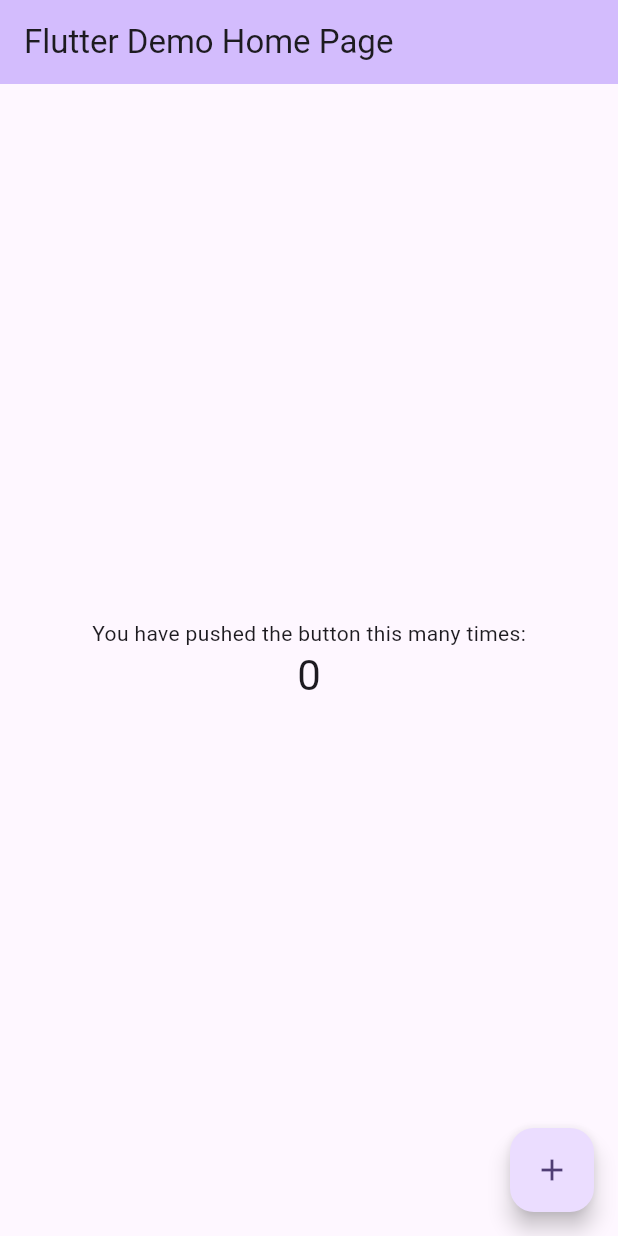
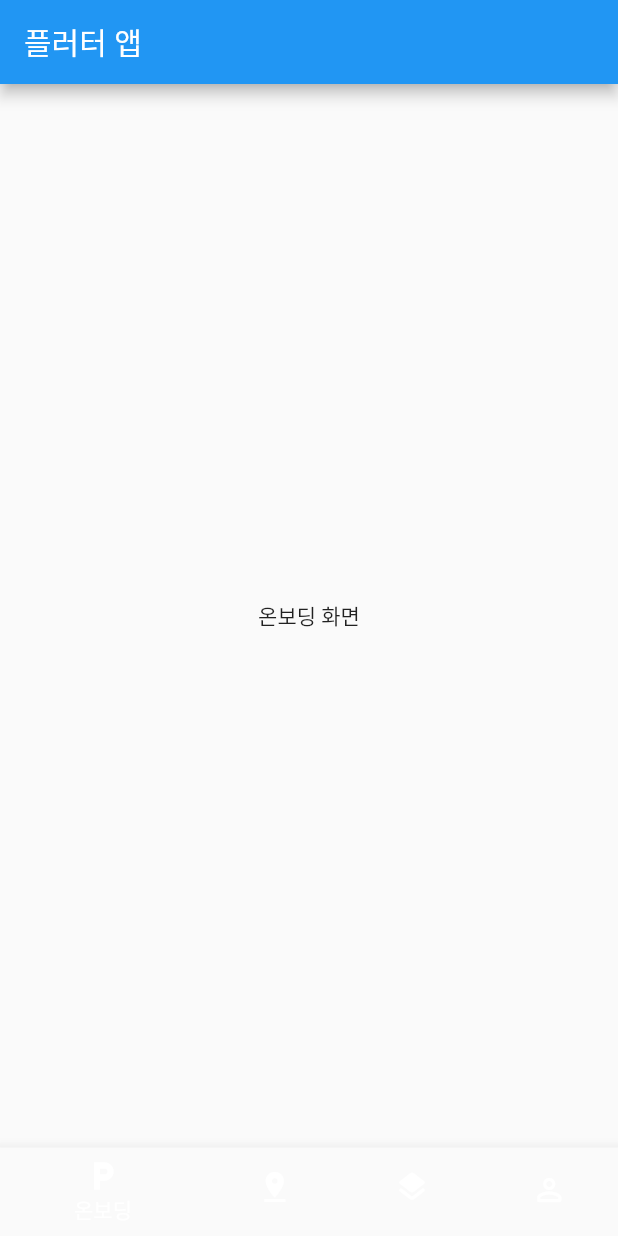
Before and after one commit to P-map/P-map_frontend, a Flutter app: the screen it shows after launch, on a phone screen of 412 x 824 dp. Run offline on Flutter 3.47's test engine with Material 2 defaults, Android fonts, the phone set to English and light mode, and no system bars.

Commit message:
feat: create navigationbar but error

```diff
--- a/pmap/lib/main.dart
+++ b/pmap/lib/main.dart
@@ -1,125 +1,64 @@
+  // ignore_for_file: library_private_types_in_public_api
+
   import 'package:flutter/material.dart';
+  import 'views/onboarding/onboarding.dart';
+  import 'views/home/home.dart';
+  import 'views/mypage/mypage.dart';
+  import 'views/recommendation/recommendation.dart';
 
-void main() {
-  runApp(const MyApp());
-}
+  void main() => runApp(const MyApp());
 
   class MyApp extends StatelessWidget {
     const MyApp({super.key});
 
-  // This widget is the root of your application.
     @override
     Widget build(BuildContext context) {
-    return MaterialApp(
-      title: 'Flutter Demo',
-      theme: ThemeData(
-        // This is the theme of your application.
-        //
-        // TRY THIS: Try running your application with "flutter run". You'll see
-        // the application has a blue toolbar. Then, without quitting the app,
-        // try changing the seedColor in the colorScheme below to Colors.green
-        // and then invoke "hot reload" (save your changes or press the "hot
-        // reload" button in a Flutter-supported IDE, or press "r" if you used
-        // the command line to start the app).
-        //
-        // Notice that the counter didn't reset back to zero; the application
-        // state is not lost during the reload. To reset the state, use hot
-        // restart instead.
-        //
-        // This works for code too, not just values: Most code changes can be
-        // tested with just a hot reload.
-        colorScheme: ColorScheme.fromSeed(seedColor: Colors.deepPurple),
-        useMaterial3: true,
-      ),
-      home: const MyHomePage(title: 'Flutter Demo Home Page'),
+      return const MaterialApp(
+        home: HomeScreen(),
       );
     }
   }
 
-class MyHomePage extends StatefulWidget {
-  const MyHomePage({super.key, required this.title});
-
-  // This widget is the home page of your application. It is stateful, meaning
-  // that it has a State object (defined below) that contains fields that affect
-  // how it looks.
-
-  // This class is the configuration for the state. It holds the values (in this
-  // case the title) provided by the parent (in this case the App widget) and
-  // used by the build method of the State. Fields in a Widget subclass are
-  // always marked "final".
-
-  final String title;
+  class HomeScreen extends StatefulWidget {
+    const HomeScreen({super.key});
 
     @override
-  State<MyHomePage> createState() => _MyHomePageState();
+    _HomeScreenState createState() => _HomeScreenState();
   }
 
-class _MyHomePageState extends State<MyHomePage> {
-  int _counter = 0;
+  class _HomeScreenState extends State<HomeScreen> {
+    int _currentIndex = 0;
 
-  void _incrementCounter() {
-    setState(() {
-      // This call to setState tells the Flutter framework that something has
-      // changed in this State, which causes it to rerun the build method below
-      // so that the display can reflect the updated values. If we changed
-      // _counter without calling setState(), then the build method would not be
-      // called again, and so nothing would appear to happen.
-      _counter++;
-    });
-  }
+    final List<Widget> _children = [
+      const Screen0(),
+      const Screen1(),
+      const Screen2(),
+      const Screen3(),
+
+      // 추가하고 싶은 화면들
+    ];
 
     @override
     Widget build(BuildContext context) {
-    // This method is rerun every time setState is called, for instance as done
-    // by the _incrementCounter method above.
-    //
-    // The Flutter framework has been optimized to make rerunning build methods
-    // fast, so that you can just rebuild anything that needs updating rather
-    // than having to individually change instances of widgets.
       return Scaffold(
-      appBar: AppBar(
-        // TRY THIS: Try changing the color here to a specific color (to
-        // Colors.amber, perhaps?) and trigger a hot reload to see the AppBar
-        // change color while the other colors stay the same.
-        backgroundColor: Theme.of(context).colorScheme.inversePrimary,
-        // Here we take the value from the MyHomePage object that was created by
-        // the App.build method, and use it to set our appbar title.
-        title: Text(widget.title),
-      ),
-      body: Center(
-        // Center is a layout widget. It takes a single child and positions it
-        // in the middle of the parent.
-        child: Column(
-          // Column is also a layout widget. It takes a list of children and
-          // arranges them vertically. By default, it sizes itself to fit its
-          // children horizontally, and tries to be as tall as its parent.
-          //
-          // Column has various properties to control how it sizes itself and
-          // how it positions its children. Here we use mainAxisAlignment to
-          // center the children vertically; the main axis here is the vertical
-          // axis because Columns are vertical (the cross axis would be
-          // horizontal).
-          //
-          // TRY THIS: Invoke "debug painting" (choose the "Toggle Debug Paint"
-          // action in the IDE, or press "p" in the console), to see the
-          // wireframe for each widget.
-          mainAxisAlignment: MainAxisAlignment.center,
-          children: <Widget>[
-            const Text(
-              'You have pushed the button this many times:',
-            ),
-            Text(
-              '$_counter',
-              style: Theme.of(context).textTheme.headlineMedium,
-            ),
+        appBar: AppBar(title: const Text("플러터 앱")),
+        body: _children[_currentIndex],
+        bottomNavigationBar: BottomNavigationBar(
+          currentIndex: _currentIndex,
+          onTap: (index) {
+            setState(() {
+              _currentIndex = index;
+            });
+          },
+          items: const [
+            BottomNavigationBarItem(icon: Icon(Icons.local_parking), label: "온보딩"),
+            BottomNavigationBarItem(icon: Icon(Icons.pin_drop), label: "주변"),
+            BottomNavigationBarItem(icon: Icon(Icons.layers_rounded), label: "추천"),
+            BottomNavigationBarItem(icon: Icon(Icons.person_outline_rounded), label: "MY"),
+
+            // 추가하고 싶은 아이템들
           ],
         ),
-      ),
-      floatingActionButton: FloatingActionButton(
-        onPressed: _incrementCounter,
-        tooltip: 'Increment',
-        child: const Icon(Icons.add),
-      ), // This trailing comma makes auto-formatting nicer for build methods.
       );
     }
   }
--- /dev/null
+++ b/pmap/lib/views/onboarding/onboarding.dart
@@ -0,0 +1,11 @@
+import 'package:flutter/material.dart';
+
+class Screen0 extends StatelessWidget {
+  const Screen0({Key? key}) : super(key: key);
+
+  @override
+  Widget build(BuildContext context) {
+    return const Center(child: Text("온보딩 화면"));
+  }
+}
+// 수정해야 함
```
Also changed, not shown: pmap/lib/views/home/home.dart (added, +10 -0 lines), pmap/lib/views/mypage/mypage.dart (added, +10 -0 lines), pmap/lib/views/recommendation/recommendation.dart (added, +10 -0 lines). Lines whose indentation alone changed are shown as unchanged.
